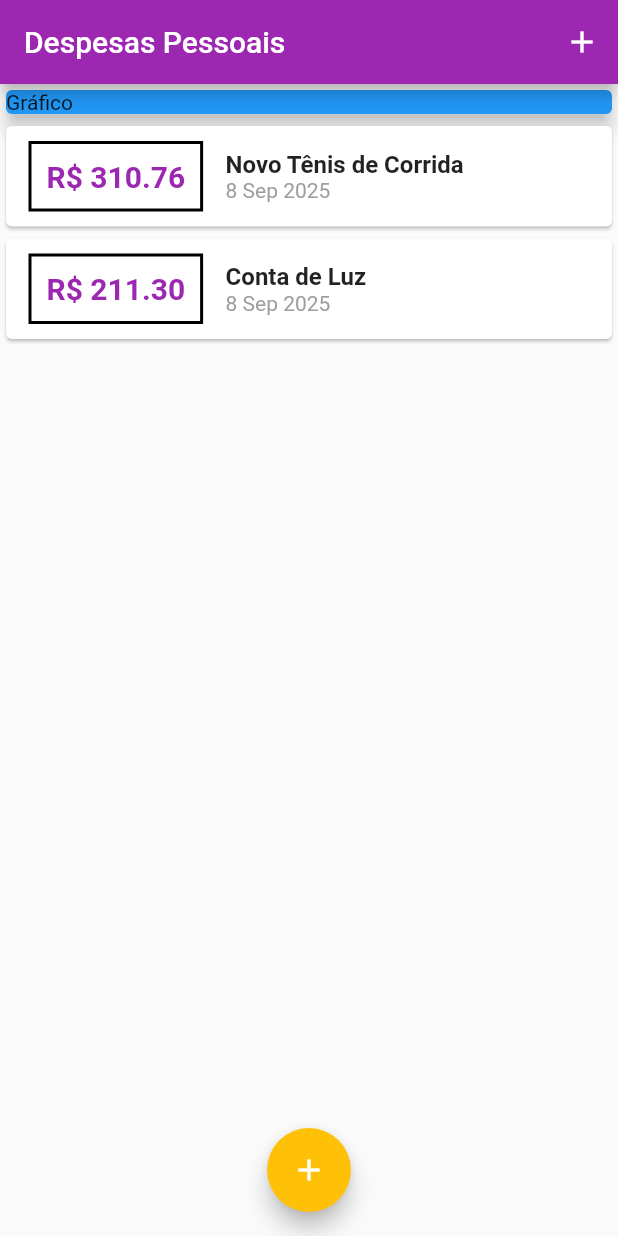
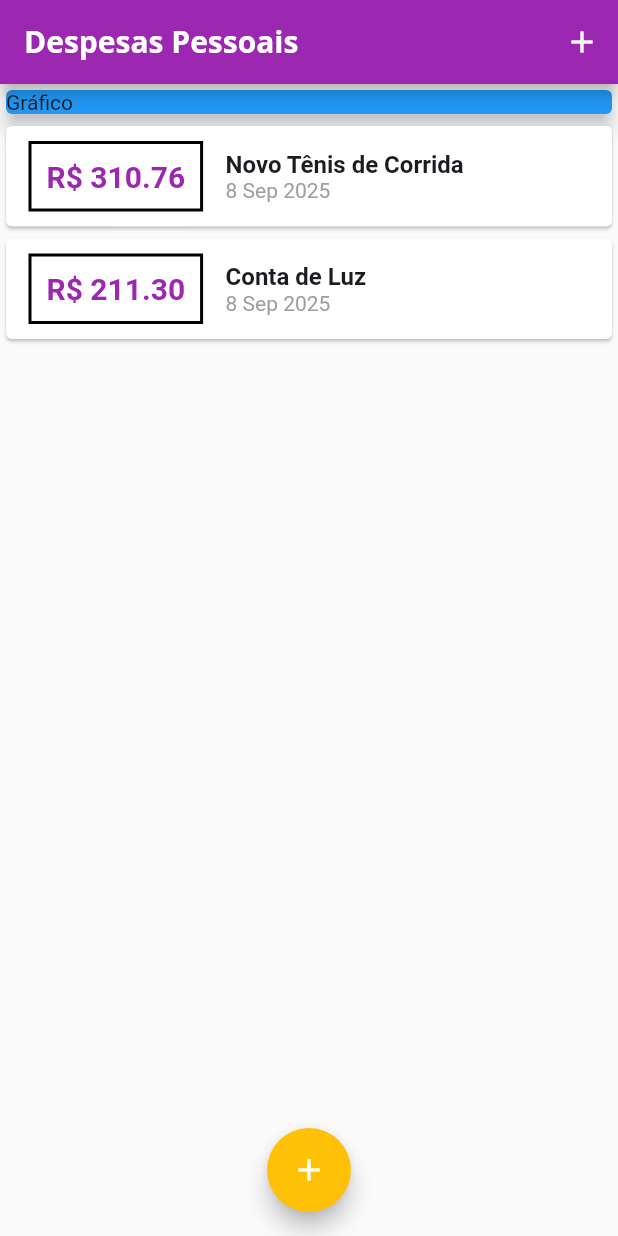
Before and after one commit to hayltonssantos/expensesApp, a Flutter app: the screen it shows after launch, on a phone screen of 412 x 824 dp. Run offline on Flutter 3.47's test engine with Material 3 defaults, Android fonts, the phone set to English and light mode, and no system bars.

Commit message:
116 add theme colors and fonts

```diff
--- a/lib/main.dart
+++ b/lib/main.dart
@@ -20,11 +20,19 @@ class ExpensesApp extends StatelessWidget {
           backgroundColor: Colors.purple,
           foregroundColor: Colors.white,
         ),
+        textTheme: ThemeData.light().textTheme.copyWith(
+          titleLarge: TextStyle(
+            fontFamily: 'OpenSans',
+            fontSize: 20,
+            fontWeight: FontWeight.bold
+          )
+        ),
         colorScheme: ColorScheme.fromSeed(
           seedColor: Colors.amber,
           primary: Colors.purple,
           secondary: Colors.amber,
         ),
+        fontFamily: 'Quicksand',
       ),
     );
   }
```
Also changed, not shown: pubspec.yaml (+12 -11 lines), assets/fonts/OpenSans-Bold.ttf (added), assets/fonts/OpenSans-Regular.ttf (added), assets/fonts/Quicksand-Bold.ttf (added), assets/fonts/Quicksand-Light.ttf (added), assets/fonts/Quicksand-Medium.ttf (added), assets/fonts/Quicksand-Regular.ttf (added).
